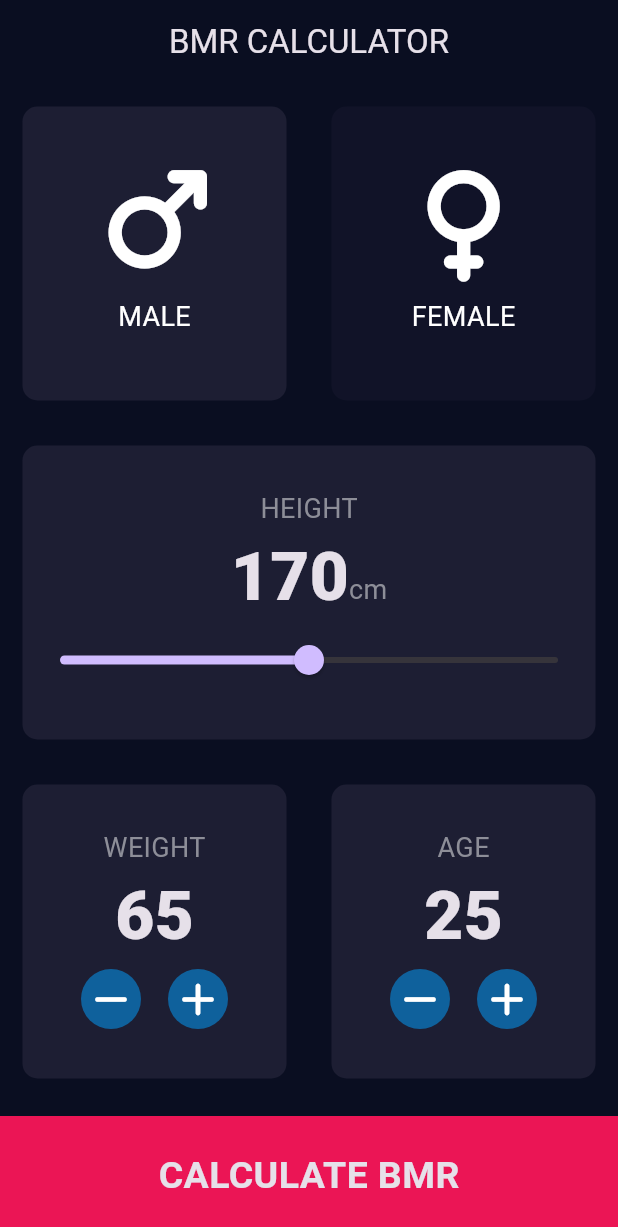
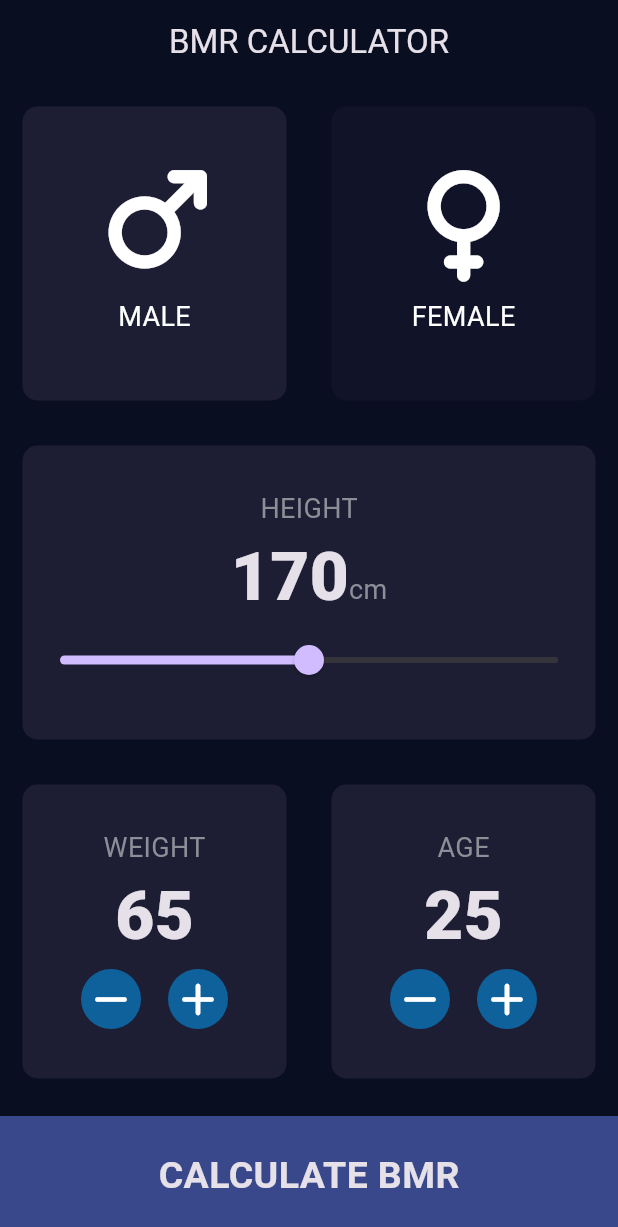
Before and after one commit to nizmanabilashafasusilo-ai/Simpel-Kalkulator-BMR, a Flutter app: the screen it shows after launch, on a phone screen of 412 x 824 dp. Shown: the top 1227 px of the screen. Run offline on Flutter 3.47's test engine with Material 3 defaults, Android fonts, the phone set to English and light mode, and no system bars; our stand-ins replace font_awesome_flutter.

Commit message:
Update bottom_button.dart

```diff
--- a/lib/component/bottom_button.dart
+++ b/lib/component/bottom_button.dart
@@ -16,7 +16,7 @@ class BottomButton extends StatelessWidget {
         margin: const EdgeInsets.only(top: 10.0),
         // width: double.infinity,
         height: bottomContainerHeight,
-        color: bottomContainerColor,
+        color: const Color.fromARGB(255, 56, 72, 139),
         child: Center(child: Text(buttonTitle, style: buttonTextStyle)),
       ),
     );
```
